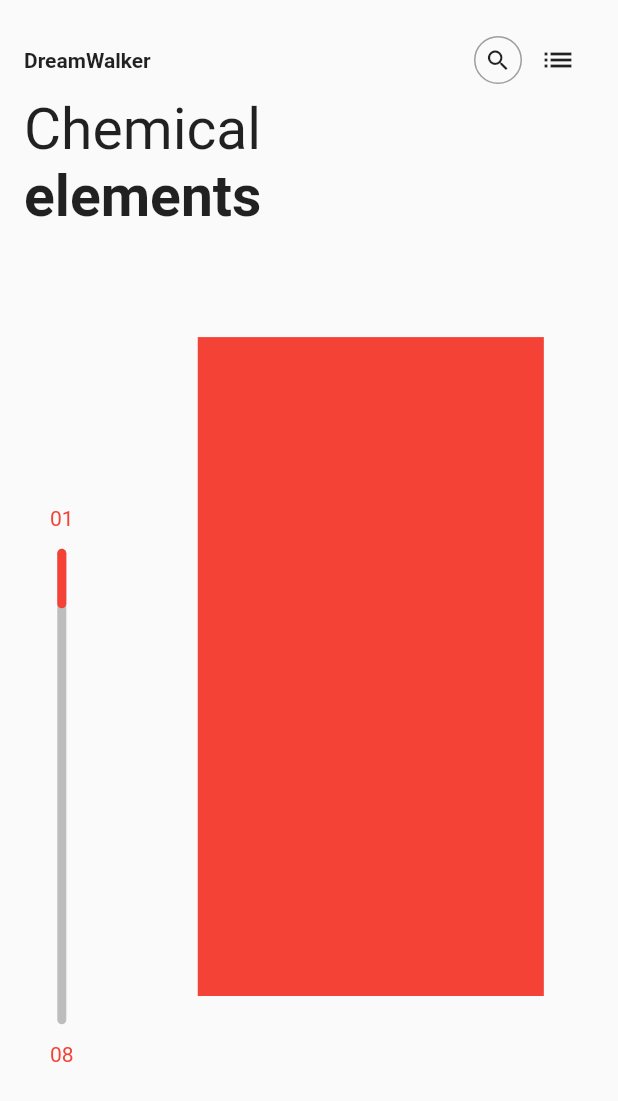
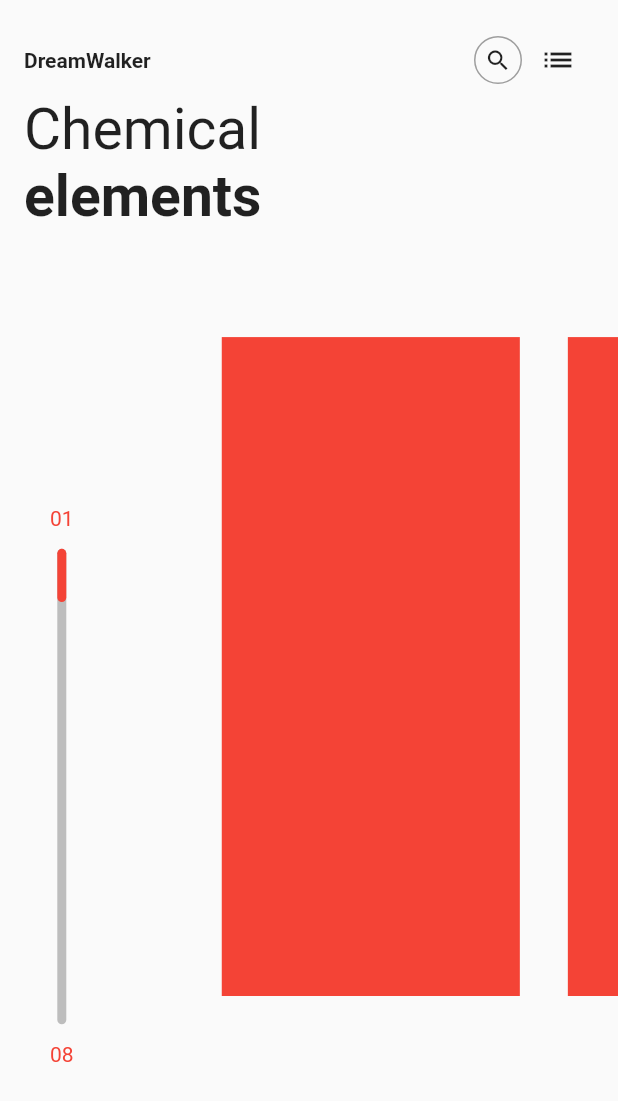
Before and after one commit to JAICHANGPARK/flutter_notebook_8th_story, a Flutter app: the screen it shows after launch, on a phone screen of 412 x 824 dp. Shown: the top 1101 px of the screen. Run offline on Flutter 3.47's test engine with Material 2 defaults, Android fonts, the phone set to English and light mode, and no system bars.

Commit message:
Update element_main_page.dart

```diff
--- a/lib/ep551_element_app/element_main_page.dart
+++ b/lib/ep551_element_app/element_main_page.dart
@@ -17,7 +17,7 @@ class ElementMainPage extends StatefulWidget {
 
 class _ElementMainPageState extends State<ElementMainPage> {
   PageController _pageController = PageController(viewportFraction: 0.7);
-  double _indicatorHeight = 0.0;
+  double _indicatorHeight = 35.45;
   @override
   void initState() {
     // TODO: implement initState
@@ -27,7 +27,8 @@ class _ElementMainPageState extends State<ElementMainPage> {
 
   @override
   Widget build(BuildContext context) {
-    _indicatorHeight = MediaQuery.of(context).size.height / 2.6 / 8;
+//    _indicatorHeight = MediaQuery.of(context).size.height / 2.6 / 8;
+//    print(MediaQuery.of(context).size.height / 2.6 / 8);
 
     return Scaffold(
       body: SafeArea(
@@ -124,14 +125,29 @@ class _ElementMainPageState extends State<ElementMainPage> {
                                 controller: _pageController,
                                 onPageChanged: (value){
                                   setState(() {
-                                    _indicatorHeight = _indicatorHeight * value;
+                                    if(value == 0){
+                                      _indicatorHeight = MediaQuery.of(context).size.height / 2.6 / 8;
+                                    }else{
+                                      _indicatorHeight = MediaQuery.of(context).size.height / 2.6 / 8 * (value + 1);
+                                    }
+                                    print(_indicatorHeight);
+
+                                    print(value.toString());
                                   });
 
                                 },
                                 children: [
                                   Container(
+                                    margin: EdgeInsets.symmetric(horizontal: 16),
                                     decoration: BoxDecoration(
                                       color: Colors.red
+                                    ),
+                                    child: Center(),
+                                  ),
+                                  Container(
+                                    margin: EdgeInsets.symmetric(horizontal: 16),
+                                    decoration: BoxDecoration(
+                                        color: Colors.red
                                     ),
                                     child: Center(),
                                   )
```
